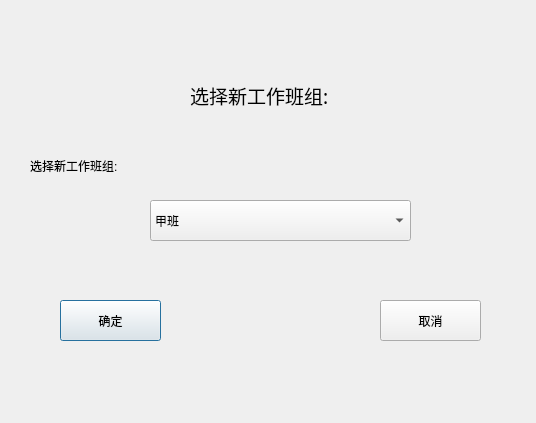
This is UI_SetTeam.ui in FSPengchen/Steel_FixdLengthSystem as Qt 5 draws it before an edit. The edited form follows.
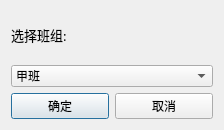
This is the edited form.

```diff
--- a/UI_SetTeam.ui
+++ b/UI_SetTeam.ui
@@ -6,22 +6,31 @@
    <rect>
     <x>0</x>
     <y>0</y>
-    <width>536</width>
-    <height>423</height>
+    <width>224</width>
+    <height>130</height>
    </rect>
   </property>
   <property name="windowTitle">
    <string>改变班次</string>
   </property>
+  <layout class="QGridLayout" name="gridLayout_2">
+   <item row="0" column="0">
+    <layout class="QGridLayout" name="gridLayout">
+     <item row="0" column="0">
+      <widget class="QLabel" name="label_2">
+       <property name="font">
+        <font>
+         <family>微软雅黑</family>
+         <pointsize>10</pointsize>
+        </font>
+       </property>
+       <property name="text">
+        <string>选择班组:</string>
+       </property>
+      </widget>
+     </item>
+     <item row="1" column="0">
   <widget class="QComboBox" name="Cbb_SetTeam">
-   <property name="geometry">
-    <rect>
-     <x>150</x>
-     <y>200</y>
-     <width>261</width>
-     <height>41</height>
-    </rect>
-   </property>
    <item>
     <property name="text">
      <string>甲班</string>
@@ -43,64 +52,28 @@
     </property>
    </item>
   </widget>
-  <widget class="QLabel" name="label">
-   <property name="geometry">
-    <rect>
-     <x>30</x>
-     <y>150</y>
-     <width>141</width>
-     <height>31</height>
-    </rect>
-   </property>
-   <property name="text">
-    <string>选择新工作班组:</string>
-   </property>
-  </widget>
+     </item>
+     <item row="2" column="0">
+      <layout class="QHBoxLayout" name="horizontalLayout">
+       <item>
   <widget class="QPushButton" name="Btn_TeamYes">
-   <property name="geometry">
-    <rect>
-     <x>60</x>
-     <y>300</y>
-     <width>101</width>
-     <height>41</height>
-    </rect>
-   </property>
    <property name="text">
     <string>确定</string>
    </property>
   </widget>
+       </item>
+       <item>
   <widget class="QPushButton" name="Btn_TeamNo">
-   <property name="geometry">
-    <rect>
-     <x>380</x>
-     <y>300</y>
-     <width>101</width>
-     <height>41</height>
-    </rect>
-   </property>
    <property name="text">
     <string>取消</string>
    </property>
   </widget>
-  <widget class="QLabel" name="label_2">
-   <property name="geometry">
-    <rect>
-     <x>190</x>
-     <y>70</y>
-     <width>201</width>
-     <height>51</height>
-    </rect>
-   </property>
-   <property name="font">
-    <font>
-     <family>微软雅黑</family>
-     <pointsize>14</pointsize>
-    </font>
-   </property>
-   <property name="text">
-    <string>选择新工作班组:</string>
-   </property>
-  </widget>
+       </item>
+      </layout>
+     </item>
+    </layout>
+   </item>
+  </layout>
  </widget>
  <resources/>
  <connections/>
```
Lines whose indentation alone changed are shown as unchanged.
